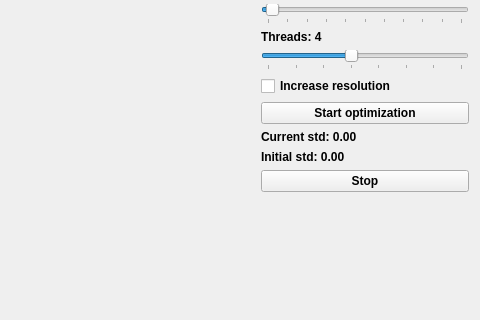
First picture: the form in scanelium/scanelium.ui, repository lotmennikov/Scanelium, before the edit; both pictures show x 432 to 912 and y 150 to 470 of the 912 by 695 pixel window.
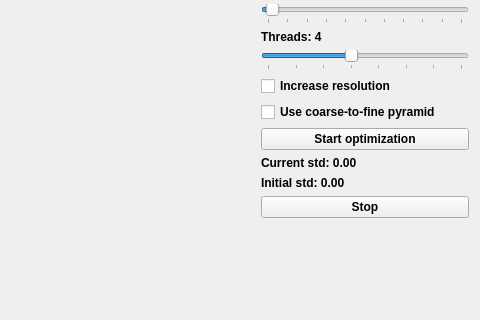
Second picture: the form after the edit. The open tabs and pages were chosen to show the change. Custom widgets are drawn as their Qt base class.

Commit message: coarse-to-fine alignment

```diff
--- a/scanelium/scanelium.ui
+++ b/scanelium/scanelium.ui
@@ -626,6 +626,13 @@
             </property>
            </widget>
           </item>
+          <item>
+           <widget class="QCheckBox" name="imgPyrBox">
+            <property name="text">
+             <string>Use coarse-to-fine pyramid</string>
+            </property>
+           </widget>
+          </item>
           <item>
            <widget class="QPushButton" name="colorButton">
             <property name="text">
```
Left out of the diff: 2 changed lines with no effect on the pictures. The commit also changes 9 other files.
